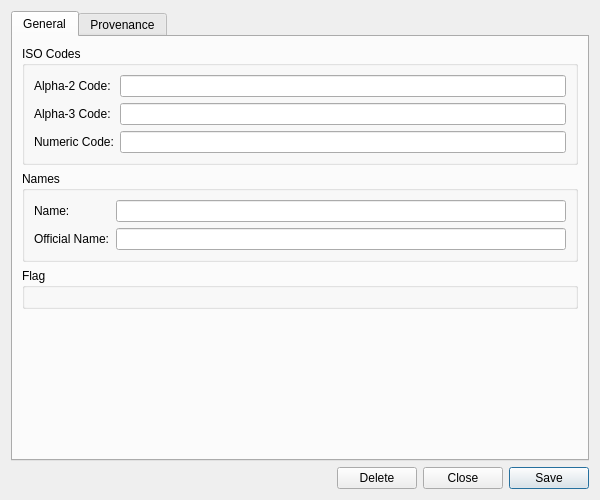
Qt form projects/ores.qt/refdata/ui/CountryDetailDialog.ui (OreStudio/OreStudio) before a commit.
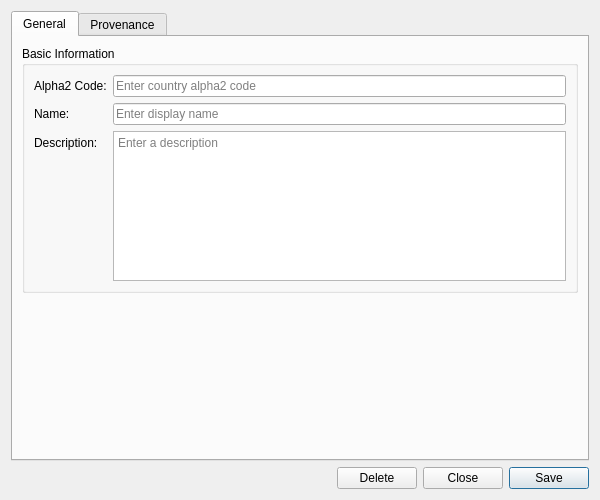
The same form after that commit. Custom widgets are drawn as their Qt base class.

Commit message:
[ores.qt] Sync Qt codegen output for country
Regenerate all 12 Qt files for country via compass codegen entity generate
--profile qt. Disk files predated the template; template output accepted
as canonical (matches the pattern used by all other commissioned entities).

```diff
--- a/projects/ores.qt/refdata/ui/CountryDetailDialog.ui
+++ b/projects/ores.qt/refdata/ui/CountryDetailDialog.ui
@@ -35,92 +35,63 @@
        <item>
         <widget class="QGroupBox" name="codesGroup">
          <property name="title">
-          <string>ISO Codes</string>
+          <string>Basic Information</string>
          </property>
          <layout class="QFormLayout" name="formLayout">
           <item row="0" column="0">
            <widget class="QLabel" name="labelAlpha2Code">
             <property name="text">
-             <string>Alpha-2 Code:</string>
+             <string>Alpha2 Code:</string>
             </property>
            </widget>
           </item>
           <item row="0" column="1">
-           <widget class="QLineEdit" name="alpha2CodeEdit">
-            <property name="maxLength">
-             <number>2</number>
-            </property>
-            <property name="readOnly">
-             <bool>true</bool>
+           <widget class="QLineEdit" name="codeEdit">
+            <property name="placeholderText">
+             <string>Enter country alpha2 code</string>
             </property>
            </widget>
           </item>
           <item row="1" column="0">
-           <widget class="QLabel" name="labelAlpha3Code">
-            <property name="text">
-             <string>Alpha-3 Code:</string>
-            </property>
-           </widget>
-          </item>
-          <item row="1" column="1">
-           <widget class="QLineEdit" name="alpha3CodeEdit">
-            <property name="maxLength">
-             <number>3</number>
-            </property>
-           </widget>
-          </item>
-          <item row="2" column="0">
-           <widget class="QLabel" name="labelNumericCode">
-            <property name="text">
-             <string>Numeric Code:</string>
-            </property>
-           </widget>
-          </item>
-          <item row="2" column="1">
-           <widget class="QLineEdit" name="numericCodeEdit">
-            <property name="maxLength">
-             <number>3</number>
-            </property>
-           </widget>
-          </item>
-         </layout>
-        </widget>
-       </item>
-       <item>
-        <widget class="QGroupBox" name="namesGroup">
-         <property name="title">
-          <string>Names</string>
-         </property>
-         <layout class="QFormLayout" name="formLayout_2">
-          <item row="0" column="0">
            <widget class="QLabel" name="labelName">
             <property name="text">
              <string>Name:</string>
             </property>
            </widget>
           </item>
-          <item row="0" column="1">
-           <widget class="QLineEdit" name="nameEdit"/>
-          </item>
-          <item row="1" column="0">
-           <widget class="QLabel" name="labelOfficialName">
-            <property name="text">
-             <string>Official Name:</string>
-            </property>
-           </widget>
-          </item>
           <item row="1" column="1">
-           <widget class="QLineEdit" name="officialNameEdit"/>
+           <widget class="QLineEdit" name="nameEdit">
+            <property name="placeholderText">
+             <string>Enter display name</string>
+            </property>
+           </widget>
           </item>
-         </layout>
-        </widget>
-       </item>
-       <item>
-        <widget class="QGroupBox" name="flagGroup">
-         <property name="title">
-          <string>Flag</string>
-         </property>
-         <layout class="QVBoxLayout" name="flagGroupLayout">
+          <item row="2" column="0">
+           <widget class="QLabel" name="labelDescription">
+            <property name="text">
+             <string>Description:</string>
+            </property>
+           </widget>
+          </item>
+          <item row="2" column="1">
+           <widget class="QPlainTextEdit" name="descriptionEdit">
+            <property name="minimumSize">
+             <size>
+              <width>0</width>
+              <height>80</height>
+             </size>
+            </property>
+            <property name="maximumSize">
+             <size>
+              <width>16777215</width>
+              <height>150</height>
+             </size>
+            </property>
+            <property name="placeholderText">
+             <string>Enter a description</string>
+            </property>
+           </widget>
+          </item>
          </layout>
         </widget>
        </item>
```
Left out of the diff: 19 changed lines with no effect on the pictures. The commit also changes 11 other files.
